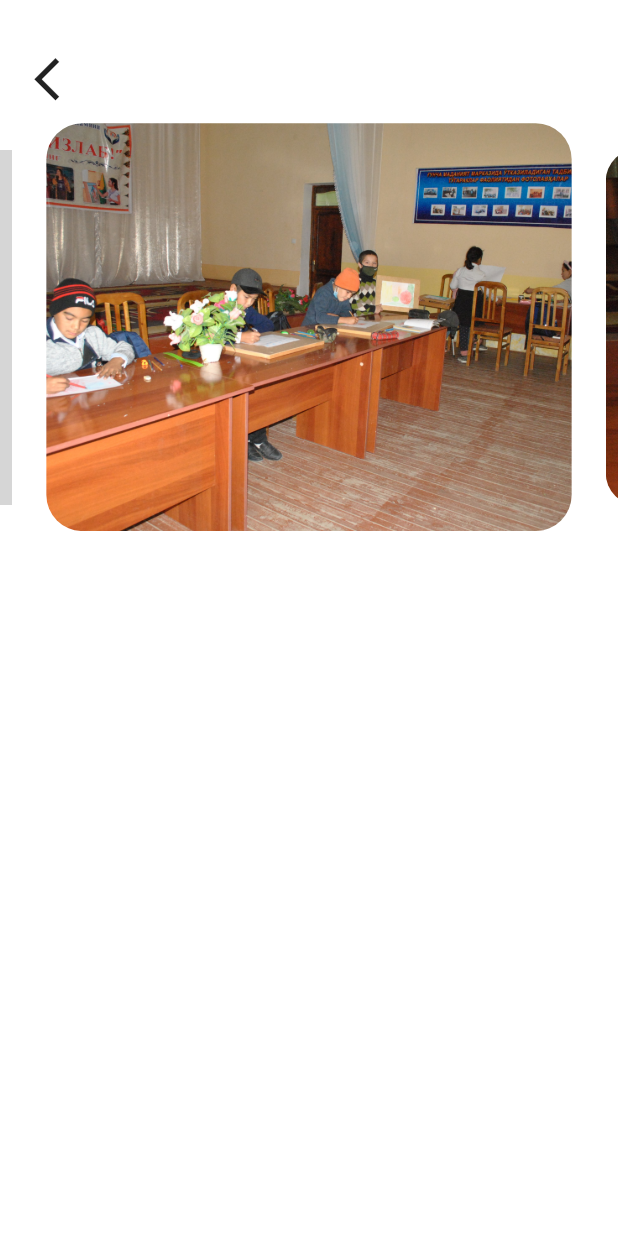
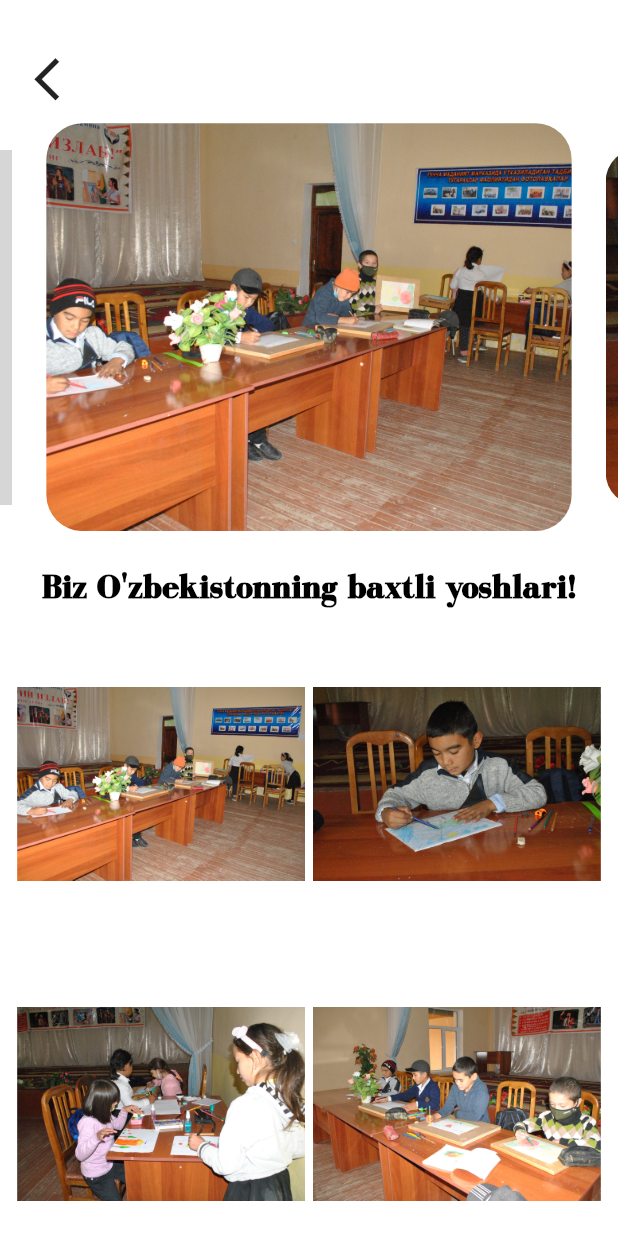
Before and after one commit to Yorq1nnur/mehr_muruvvat, a Flutter app: the LoyihalarScreen screen opened directly, after a tap on "Biz O'zbekistonning baxtli yoshlari!", on a phone screen of 412 x 824 dp. Run offline on Flutter 3.47's test engine with Material 3 defaults, Android fonts, the phone set to English and light mode, and no system bars; drawn by our look-alikes of carousel_slider, zoom_tap_animation; our stand-ins replace flutter_screenutil, lottie; grey boxes are pictures that could not be loaded.

Commit message:
CALL LINKS

```diff
--- a/lib/screens/loyihalar_screen/loyihalar_links_screen.dart
+++ b/lib/screens/loyihalar_screen/loyihalar_links_screen.dart
@@ -1,9 +1,12 @@
+import 'package:flutter/cupertino.dart';
 import 'package:flutter/material.dart';
 import 'package:flutter/services.dart';
+import 'package:flutter/widgets.dart';
 import 'package:flutter_screenutil/flutter_screenutil.dart';
 import 'package:mehr_muruvvat/screens/global_widgets/global_arrow_back.dart';
 import 'package:mehr_muruvvat/screens/widgets/carusel_models.dart';
 import 'package:mehr_muruvvat/utils/colors/app_colors.dart';
+import 'package:mehr_muruvvat/utils/styles/app_text_style.dart';
 
 class LoyihalarLinksScreen extends StatefulWidget {
   const LoyihalarLinksScreen({
@@ -45,6 +48,47 @@ class _LoyihalarLinksScreenState extends State<LoyihalarLinksScreen> {
             SizedBox(
               height: 20.h,
             ),
+            Center(
+              child: Text(
+                widget.title,
+                style: AppTextStyle.bodoniBold.copyWith(
+                  color: AppColors.black,
+                  fontSize: 20.sp,
+                  fontWeight: FontWeight.w900,
+                ),
+                textAlign: TextAlign.center,
+              ),
+            ),
+            SizedBox(
+              height: 10.h,
+            ),
+            Expanded(
+              child: GridView.count(
+                childAspectRatio: 0.9,
+                padding: EdgeInsets.symmetric(
+                  horizontal: 10.w,
+                ),
+                physics: const BouncingScrollPhysics(),
+                crossAxisSpacing: 5,
+                crossAxisCount: 2,
+                children: [
+                  ...List.generate(
+                    widget.images.length,
+                    (index) => ClipRRect(
+                      borderRadius: BorderRadius.circular(
+                        16.r,
+                      ),
+                      child: Image.asset(
+                        widget.images[index],
+                        // width: double.infinity,
+                        // height: 100.h,
+                        // fit: BoxFit.contain,
+                      ),
+                    ),
+                  ),
+                ],
+              ),
+            )
           ],
         ),
       ),
```
Also changed, not shown: lib/screens/loyihalar_screen/loyihalar_models/loyihalar_models.dart (+4 -43 lines), lib/utils/images/app_images.dart (+0 -8 lines), assets/images/iqtidorli/iqtidor29.JPG (deleted), assets/images/iqtidorli/iqtidor30.jpg (deleted), assets/images/iqtidorli/iqtidor31.jpg (deleted), assets/images/iqtidorli/iqtidor32.jpg (deleted), 3 other files.
